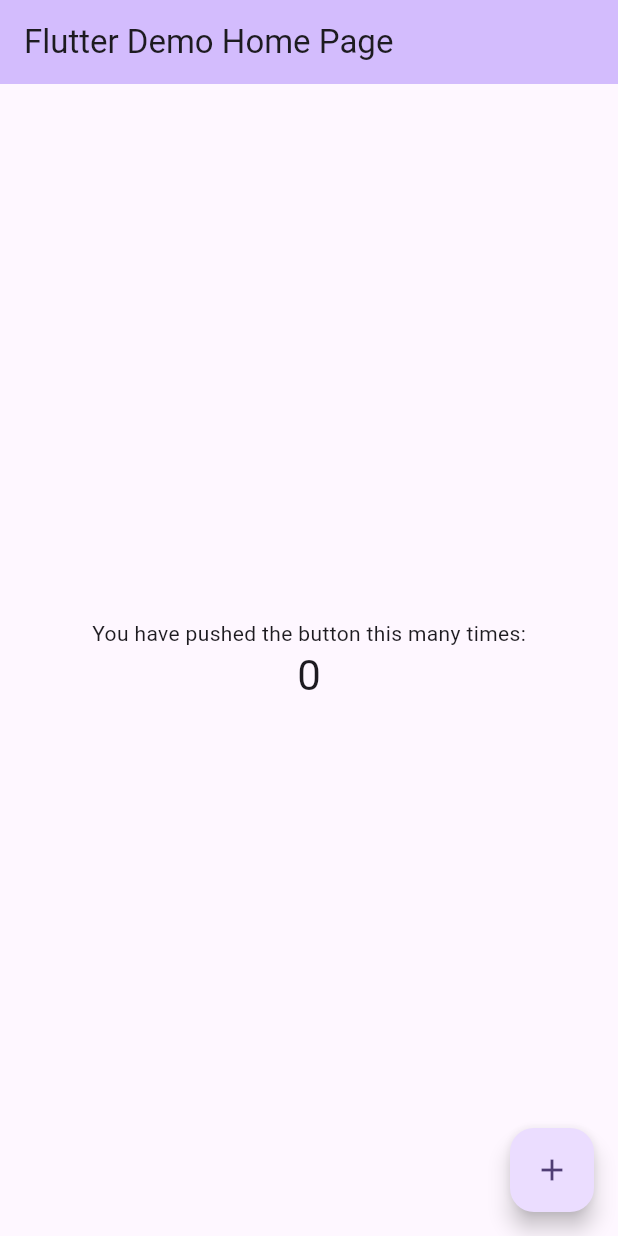
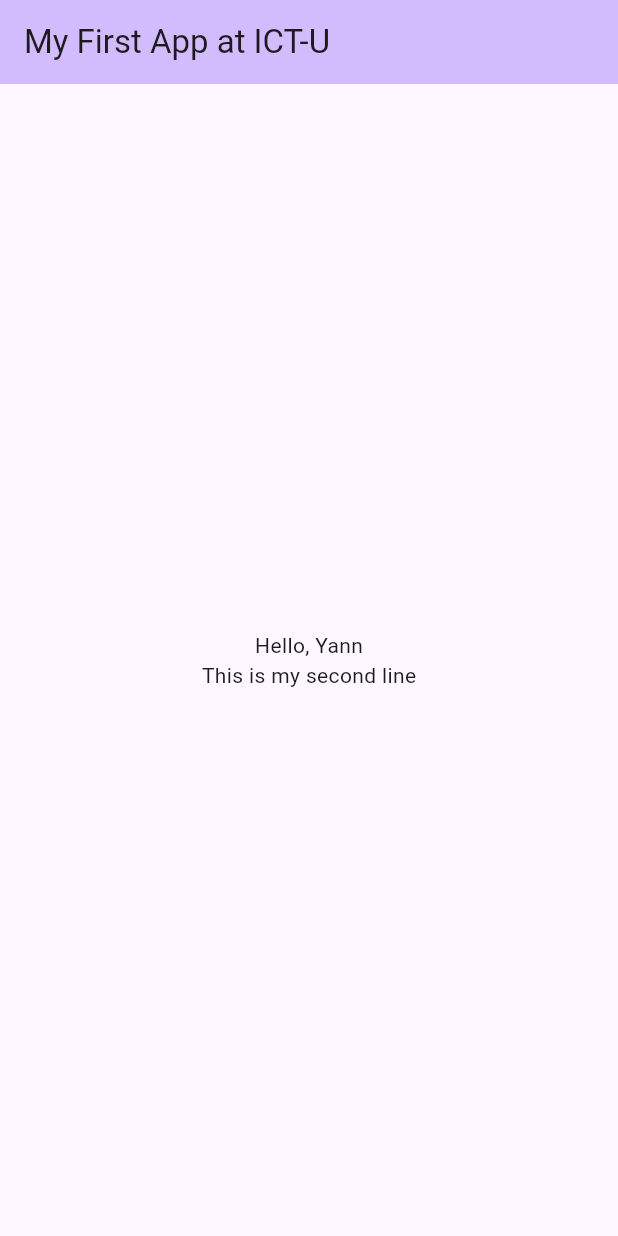
Before and after one commit to YEFF190/Pract-Exercise, a Flutter app: the screen it shows after launch, on a phone screen of 412 x 824 dp. Run offline on Flutter 3.47's test engine with Material 3 defaults, Android fonts, the phone set to English and light mode, and no system bars.

Commit message:
Changed Title, Text and added another text in a column

```diff
--- a/lib/main.dart
+++ b/lib/main.dart
@@ -11,7 +11,7 @@ class MyApp extends StatelessWidget {
   @override
   Widget build(BuildContext context) {
     return MaterialApp(
-      title: 'Flutter Demo',
+      title: 'My First App at ICT-U',
       theme: ThemeData(
         // This is the theme of your application.
         //
@@ -30,7 +30,7 @@ class MyApp extends StatelessWidget {
         // tested with just a hot reload.
         colorScheme: .fromSeed(seedColor: Colors.deepPurple),
       ),
-      home: const MyHomePage(title: 'Flutter Demo Home Page'),
+      home: const MyHomePage(title: 'My First App at ICT-U'),
     );
   }
 }
@@ -102,20 +102,12 @@ class _MyHomePageState extends State<MyHomePage> {
           // TRY THIS: Invoke "debug painting" (choose the "Toggle Debug Paint"
           // action in the IDE, or press "p" in the console), to see the
           // wireframe for each widget.
-          mainAxisAlignment: .center,
-          children: [
-            const Text('You have pushed the button this many times:'),
-            Text(
-              '$_counter',
-              style: Theme.of(context).textTheme.headlineMedium,
-            ),
+          mainAxisAlignment: MainAxisAlignment.center,
+              children: [
+            Text('Hello, Yann'),
+            Text('This is my second line'),
           ],
         ),
-      ),
-      floatingActionButton: FloatingActionButton(
-        onPressed: _incrementCounter,
-        tooltip: 'Increment',
-        child: const Icon(Icons.add),
       ),
     );
   }
```
